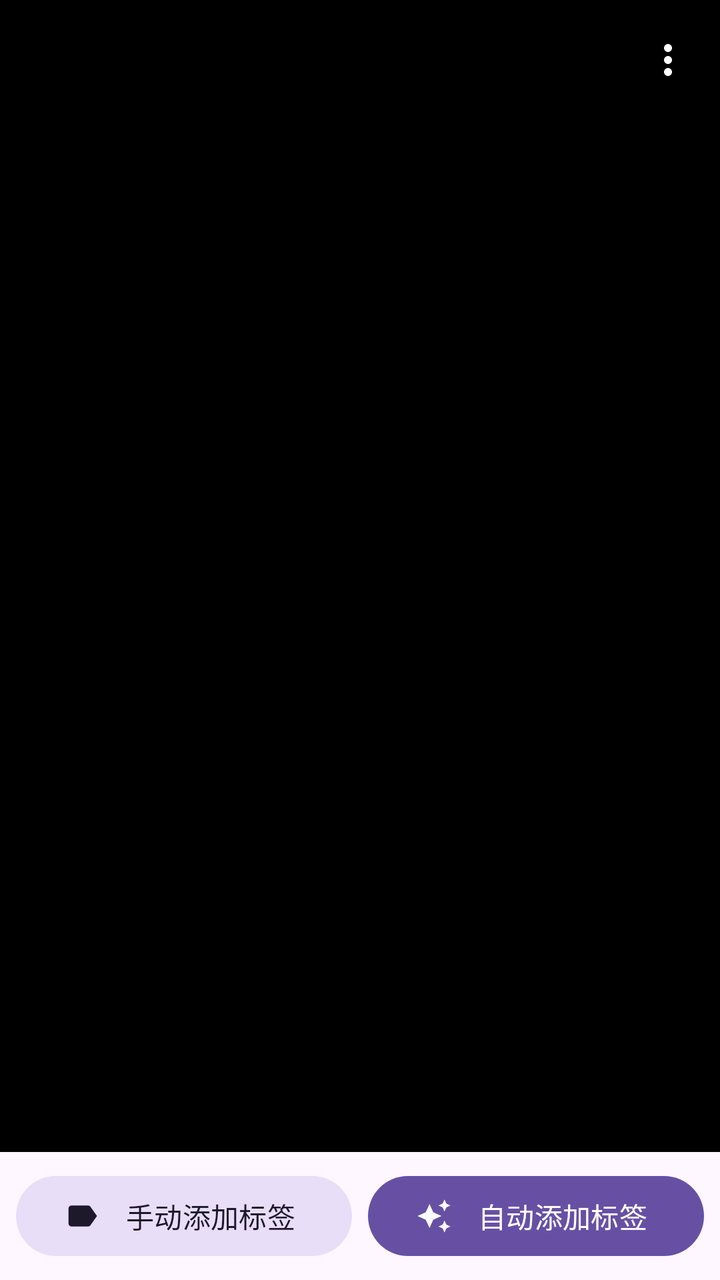
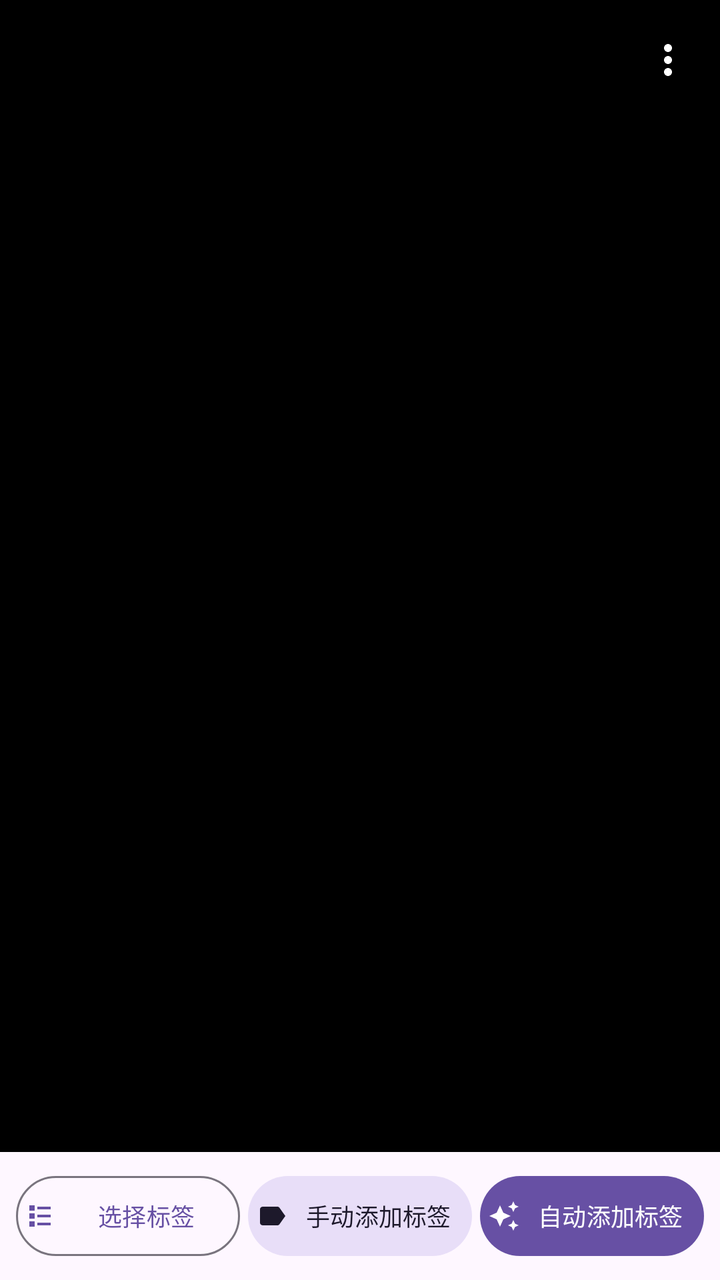

The first picture is an Android layout as it rendered before a commit; the second is the same layout after the commit. The layout source and the unified diff follow.
<!-- AndroidManifest.xml: activity theme Theme.AlbumMarker.Viewer -->
<!-- res/layout/activity_media_viewer.xml -->
<?xml version="1.0" encoding="utf-8"?>
<FrameLayout xmlns:android="http://schemas.android.com/apk/res/android"
    xmlns:app="http://schemas.android.com/apk/res-auto"
    android:layout_width="match_parent"
    android:layout_height="match_parent">

    <androidx.viewpager2.widget.ViewPager2
        android:id="@+id/viewPager"
        android:layout_width="match_parent"
        android:layout_height="match_parent" />

    
    <LinearLayout
        android:id="@+id/topBar"
        android:layout_width="match_parent"
        android:layout_height="wrap_content"
        android:orientation="vertical"
        android:paddingHorizontal="4dp"
        android:paddingTop="8dp"
        android:paddingBottom="4dp">

        <LinearLayout
            android:layout_width="match_parent"
            android:layout_height="wrap_content"
            android:gravity="center_vertical"
            android:orientation="horizontal">

            <Space
                android:layout_width="0dp"
                android:layout_height="1dp"
                android:layout_weight="1" />

            <ImageButton
                android:id="@+id/btnOverflow"
                android:layout_width="44dp"
                android:layout_height="44dp"
                android:background="@drawable/bg_more_button"
                android:contentDescription="@string/more"
                android:src="@drawable/ic_more_vert"
                app:tint="@android:color/white" />
        </LinearLayout>

        <com.google.android.material.chip.ChipGroup
            android:id="@+id/chipGroupTags"
            android:layout_width="match_parent"
            android:layout_height="wrap_content"
            android:layout_marginTop="4dp"
            android:paddingHorizontal="8dp"
            app:singleLine="false" />
    </LinearLayout>

    
    <LinearLayout
        android:id="@+id/panelManualTag"
        android:layout_width="match_parent"
        android:layout_height="wrap_content"
        android:layout_gravity="bottom"
        android:layout_marginBottom="72dp"
        android:background="?attr/colorSurface"
        android:elevation="4dp"
        android:orientation="vertical"
        android:paddingHorizontal="12dp"
        android:paddingTop="12dp"
        android:paddingBottom="8dp"
        android:visibility="gone">

        <LinearLayout
            android:layout_width="match_parent"
            android:layout_height="wrap_content"
            android:gravity="center_vertical"
            android:orientation="horizontal">

            <EditText
                android:id="@+id/etTagInput"
                android:layout_width="0dp"
                android:layout_height="wrap_content"
                android:layout_weight="1"
                android:background="@android:color/transparent"
                android:hint="@string/tag_input_hint"
                android:imeOptions="actionDone"
                android:importantForAutofill="no"
                android:inputType="textMultiLine"
                android:maxLines="3"
                android:minHeight="44dp"
                android:textColor="?attr/colorOnSurface"
                android:textColorHint="?android:attr/textColorSecondary" />

            <ImageButton
                android:id="@+id/btnVoice"
                android:layout_width="44dp"
                android:layout_height="44dp"
                android:background="@android:color/transparent"
                android:contentDescription="@string/voice_input"
                android:src="@drawable/ic_mic"
                app:tint="?attr/colorOnSurface" />

            <ImageButton
                android:id="@+id/btnConfirmTag"
                android:layout_width="48dp"
                android:layout_height="48dp"
                android:background="@drawable/bg_confirm_button"
                android:contentDescription="@string/confirm_tag"
                android:padding="10dp"
                android:src="@drawable/ic_check"
                app:tint="@android:color/white" />
        </LinearLayout>
    </LinearLayout>

    
    <LinearLayout
        android:id="@+id/bottomMenu"
        android:layout_width="match_parent"
        android:layout_height="wrap_content"
        android:layout_gravity="bottom"
        android:background="?attr/colorSurface"
        android:elevation="8dp"
        android:orientation="horizontal"
        android:padding="8dp">

        <com.google.android.material.button.MaterialButton
            android:id="@+id/btnManualTag"
            style="@style/Widget.Material3.Button.TonalButton"
            android:layout_width="0dp"
            android:layout_height="wrap_content"
            android:layout_marginEnd="4dp"
            android:layout_weight="1"
            android:text="@string/btn_manual_tag"
            app:icon="@drawable/ic_label"
            app:iconGravity="start" />

        <com.google.android.material.button.MaterialButton
            android:id="@+id/btnAutoTag"
            style="@style/Widget.Material3.Button"
            android:layout_width="0dp"
            android:layout_height="wrap_content"
            android:layout_marginStart="4dp"
            android:layout_weight="1"
            android:text="@string/btn_auto_tag"
            app:icon="@drawable/ic_auto_awesome"
            app:iconGravity="start" />
    </LinearLayout>

    
    <FrameLayout
        android:id="@+id/progressOverlay"
        android:layout_width="match_parent"
        android:layout_height="match_parent"
        android:background="#99000000"
        android:clickable="true"
        android:focusable="true"
        android:visibility="gone">

        <LinearLayout
            android:layout_width="wrap_content"
            android:layout_height="wrap_content"
            android:layout_gravity="center"
            android:background="?attr/colorSurface"
            android:orientation="vertical"
            android:padding="24dp">

            <ProgressBar
                android:layout_width="wrap_content"
                android:layout_height="wrap_content"
                android:layout_gravity="center_horizontal" />

            <TextView
                android:id="@+id/tvProgress"
                android:layout_width="wrap_content"
                android:layout_height="wrap_content"
                android:layout_marginTop="12dp"
                android:text="@string/auto_tag_analyzing"
                android:textColor="?attr/colorOnSurface" />
        </LinearLayout>
    </FrameLayout>

</FrameLayout>
<!-- resources referenced by this layout -->
<resources>
  <!-- drawable bg_confirm_button (drawable) -->
  <?xml version="1.0" encoding="utf-8"?>
  <shape xmlns:android="http://schemas.android.com/apk/res/android"
      android:shape="oval">
      <solid android:color="?attr/colorPrimary" />
  </shape>
  <!-- drawable bg_more_button (drawable) -->
  <inset xmlns:android="http://schemas.android.com/apk/res/android"
      android:inset="4dp">
      <shape android:shape="oval">
          <solid android:color="#66000000" />
      </shape>
  </inset>
  <!-- drawable ic_auto_awesome (drawable) -->
  <vector xmlns:android="http://schemas.android.com/apk/res/android"
      android:width="24dp"
      android:height="24dp"
      android:viewportWidth="24"
      android:viewportHeight="24">
      <path
          android:fillColor="@android:color/white"
          android:pathData="M19,9l1.25,-2.75L23,5l-2.75,-1.25L19,1l-1.25,2.75L15,5l2.75,1.25L19,9zM11.5,9.5L9,4L6.5,9.5L1,12l5.5,2.5L9,20l2.5,-5.5L17,12l-5.5,-2.5zM19,15l-1.25,2.75L15,19l2.75,1.25L19,23l1.25,-2.75L23,19l-2.75,-1.25L19,15z" />
  </vector>
  <!-- drawable ic_check (drawable) -->
  <vector xmlns:android="http://schemas.android.com/apk/res/android"
      android:width="24dp"
      android:height="24dp"
      android:viewportWidth="24"
      android:viewportHeight="24">
      <path
          android:fillColor="@android:color/white"
          android:pathData="M9,16.17L4.83,12l-1.42,1.41L9,19L21,7l-1.41,-1.41z" />
  </vector>
  <!-- drawable ic_label (drawable) -->
  <vector xmlns:android="http://schemas.android.com/apk/res/android"
      android:width="24dp"
      android:height="24dp"
      android:viewportWidth="24"
      android:viewportHeight="24">
      <path
          android:fillColor="@android:color/white"
          android:pathData="M17.63,5.84C17.27,5.33 16.67,5 16,5L5,5.01C3.9,5.01 3,5.9 3,7v10c0,1.1 0.9,1.99 2,1.99L16,19c0.67,0 1.27,-0.33 1.63,-0.84L22,12l-4.37,-6.16z" />
  </vector>
  <!-- drawable ic_more_vert (drawable) -->
  <vector xmlns:android="http://schemas.android.com/apk/res/android"
      android:width="24dp"
      android:height="24dp"
      android:viewportWidth="24"
      android:viewportHeight="24">
      <path
          android:fillColor="@android:color/white"
          android:pathData="M12,8c1.1,0 2,-0.9 2,-2s-0.9,-2 -2,-2 -2,0.9 -2,2 0.9,2 2,2zM12,10c-1.1,0 -2,0.9 -2,2s0.9,2 2,2 2,-0.9 2,-2 -0.9,-2 -2,-2zM12,16c-1.1,0 -2,0.9 -2,2s0.9,2 2,2 2,-0.9 2,-2 -0.9,-2 -2,-2z" />
  </vector>
  <string name="auto_tag_analyzing">正在分析当前媒体…</string>
  <string name="btn_auto_tag">自动添加标签</string>
  <string name="btn_manual_tag">手动添加标签</string>
  <string name="confirm_tag">确认添加标签</string>
  <string name="more">更多</string>
  <string name="tag_input_hint">输入标签，多个用逗号分隔</string>
  <string name="voice_input">语音输入</string>
  <style name="Theme.AlbumMarker.Viewer" parent="Theme.Material3.DayNight.NoActionBar">
          <item name="colorPrimary">@color/brand_primary</item>
          <item name="android:windowBackground">@android:color/black</item>
          <item name="android:statusBarColor">@android:color/black</item>
          <item name="android:navigationBarColor">@android:color/black</item>
          <item name="android:windowLightStatusBar">false</item>
      </style>
  <color name="brand_primary">#6750A4</color>
  <!-- unchanged entries left out for length: 1 -->
</resources>

<!-- the commit's change to res/layout/activity_media_viewer.xml (unified diff, before → after) -->
@@ -118,26 +118,63 @@
         android:padding="8dp">
 
         <com.google.android.material.button.MaterialButton
+            android:id="@+id/btnSelectTags"
+            style="@style/Widget.Material3.Button.OutlinedButton"
+            android:layout_width="0dp"
+            android:layout_height="wrap_content"
+            android:layout_marginEnd="4dp"
+            android:layout_weight="1"
+            android:ellipsize="end"
+            android:insetLeft="0dp"
+            android:insetRight="0dp"
+            android:maxLines="1"
+            android:minWidth="0dp"
+            android:paddingHorizontal="4dp"
+            android:text="@string/select_tags"
+            android:textSize="12sp"
+            app:icon="@drawable/ic_tag_list"
+            app:iconGravity="start"
+            app:iconPadding="2dp"
+            app:iconSize="16dp" />
+
+        <com.google.android.material.button.MaterialButton
             android:id="@+id/btnManualTag"
             style="@style/Widget.Material3.Button.TonalButton"
             android:layout_width="0dp"
             android:layout_height="wrap_content"
             android:layout_marginEnd="4dp"
             android:layout_weight="1"
+            android:ellipsize="end"
+            android:insetLeft="0dp"
+            android:insetRight="0dp"
+            android:maxLines="1"
+            android:minWidth="0dp"
+            android:paddingHorizontal="4dp"
             android:text="@string/btn_manual_tag"
+            android:textSize="12sp"
             app:icon="@drawable/ic_label"
-            app:iconGravity="start" />
+            app:iconGravity="start"
+            app:iconPadding="2dp"
+            app:iconSize="16dp" />
 
         <com.google.android.material.button.MaterialButton
             android:id="@+id/btnAutoTag"
             style="@style/Widget.Material3.Button"
             android:layout_width="0dp"
             android:layout_height="wrap_content"
-            android:layout_marginStart="4dp"
             android:layout_weight="1"
+            android:ellipsize="end"
+            android:insetLeft="0dp"
+            android:insetRight="0dp"
+            android:maxLines="1"
+            android:minWidth="0dp"
+            android:paddingHorizontal="4dp"
             android:text="@string/btn_auto_tag"
+            android:textSize="12sp"
             app:icon="@drawable/ic_auto_awesome"
-            app:iconGravity="start" />
+            app:iconGravity="start"
+            app:iconPadding="2dp"
+            app:iconSize="16dp" />
     </LinearLayout>
 
     
<!-- resource entries referenced after the edit -->
@@ -53,11 +53,23 @@
           android:fillColor="@android:color/white"
           android:pathData="M12,8c1.1,0 2,-0.9 2,-2s-0.9,-2 -2,-2 -2,0.9 -2,2 0.9,2 2,2zM12,10c-1.1,0 -2,0.9 -2,2s0.9,2 2,2 2,-0.9 2,-2 -0.9,-2 -2,-2zM12,16c-1.1,0 -2,0.9 -2,2s0.9,2 2,2 2,-0.9 2,-2 -0.9,-2 -2,-2z" />
   </vector>
+  <!-- drawable ic_tag_list (drawable) -->
+  <vector xmlns:android="http://schemas.android.com/apk/res/android"
+      android:width="24dp"
+      android:height="24dp"
+      android:viewportWidth="24"
+      android:viewportHeight="24">
+      
+      <path
+          android:fillColor="@android:color/white"
+          android:pathData="M4,4h4v4H4z M10,5h10v2H10z M4,10h4v4H4z M10,11h10v2H10z M4,16h4v4H4z M10,17h10v2H10z" />
+  </vector>
   <string name="auto_tag_analyzing">正在分析当前媒体…</string>
   <string name="btn_auto_tag">自动添加标签</string>
   <string name="btn_manual_tag">手动添加标签</string>
   <string name="confirm_tag">确认添加标签</string>
   <string name="more">更多</string>
+  <string name="select_tags">选择标签</string>
   <string name="tag_input_hint">输入标签，多个用逗号分隔</string>
   <string name="voice_input">语音输入</string>
   <style name="Theme.AlbumMarker.Viewer" parent="Theme.Material3.DayNight.NoActionBar">
